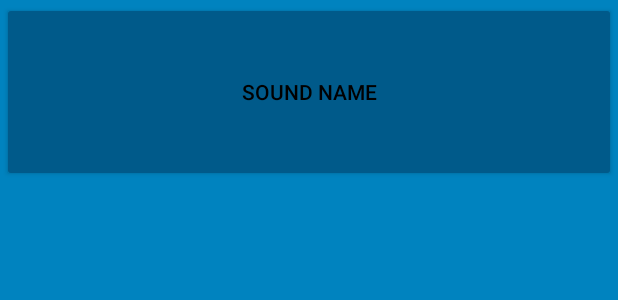
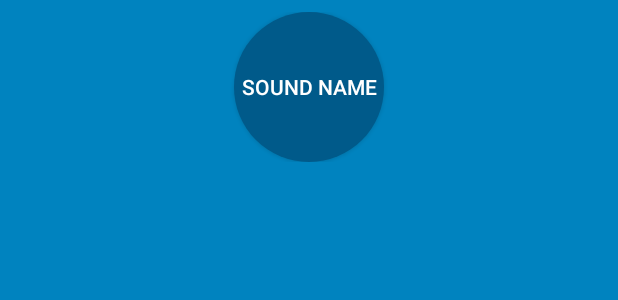
Before and after one commit to eungikim/BookBNR4_BeatBox, an Android app: the layout list_item_sound.xml on its own in the app's theme, with its tools: preview values and no code run, on a phone screen of 412 x 824 dp. Shown: the top 300 px of the screen. Run offline under Robolectric (Android 15) with nearby library versions, the phone set to English and light mode, and no system bars.

Commit message:
Add xml drawable for beatBox button

```diff
--- /dev/null
+++ b/app/src/main/res/drawable/button_beat_box.xml
@@ -0,0 +1,6 @@
+<?xml version="1.0" encoding="utf-8"?>
+<selector xmlns:android="http://schemas.android.com/apk/res/android">
+    <item android:drawable="@drawable/button_beat_box_pressed"
+        android:state_pressed="true" />
+    <item android:drawable="@drawable/button_beat_box_normal" />
+</selector>
--- /dev/null
+++ b/app/src/main/res/drawable/button_beat_box_normal.xml
@@ -0,0 +1,8 @@
+<?xml version="1.0" encoding="utf-8"?>
+<shape xmlns:android="http://schemas.android.com/apk/res/android"
+    android:shape="oval"
+    >
+
+    <solid android:color="@color/dark_blue"/>
+
+</shape>
--- /dev/null
+++ b/app/src/main/res/drawable/button_beat_box_pressed.xml
@@ -0,0 +1,8 @@
+<?xml version="1.0" encoding="utf-8"?>
+<shape xmlns:android="http://schemas.android.com/apk/res/android"
+    android:shape="oval"
+    >
+
+    <solid android:color="@color/red"/>
+
+</shape>
--- a/app/src/main/res/layout/list_item_sound.xml
+++ b/app/src/main/res/layout/list_item_sound.xml
@@ -7,13 +7,17 @@
             type="me.eungi.beatbox.SoundViewModel" />
     </data>
 
-    <Button
+    <FrameLayout
         android:layout_width="match_parent"
-        android:layout_height="120dp"
-        android:layout_marginStart="1dp"
-        android:layout_marginEnd="1dp"
-        android:layout_marginTop="1dp"
-        android:text="@{viewModel.title}"
-        android:onClick="@{() -> viewModel.onButtonClicked()}"
-        tools:text="Sound name" />
+        android:layout_height="wrap_content"
+        android:layout_margin="8dp">
+        <Button
+            android:layout_width="100dp"
+            android:layout_height="100dp"
+            android:layout_gravity="center"
+            android:onClick="@{() -> viewModel.onButtonClicked()}"
+            android:text="@{viewModel.title}"
+            tools:text="Sound name" />
+    </FrameLayout>
+
 </layout>
--- a/app/src/main/res/values/styles.xml
+++ b/app/src/main/res/values/styles.xml
@@ -2,8 +2,7 @@
 <resources>
 
     <style name="BeatBoxButton" parent="Widget.AppCompat.Button">
-        <item name="android:backgroundTint">@color/dark_blue</item>
-        <item name="android:textColor">@color/black</item>
+        <item name="android:background">@drawable/button_beat_box</item>
     </style>
 
 </resources>
```
